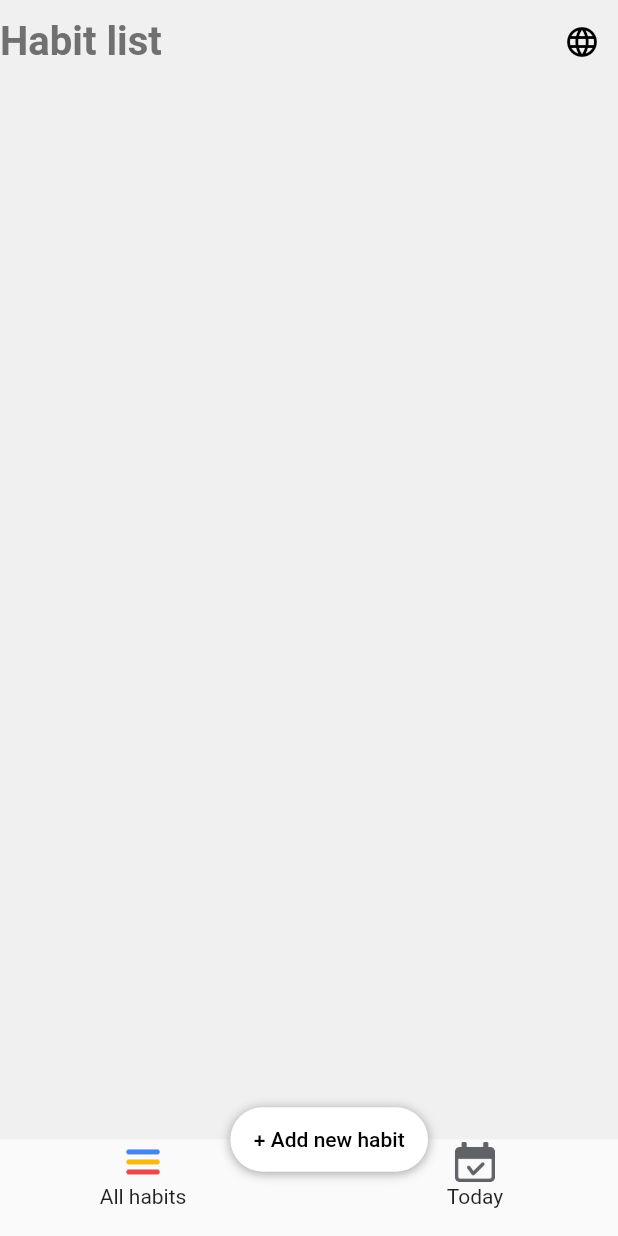
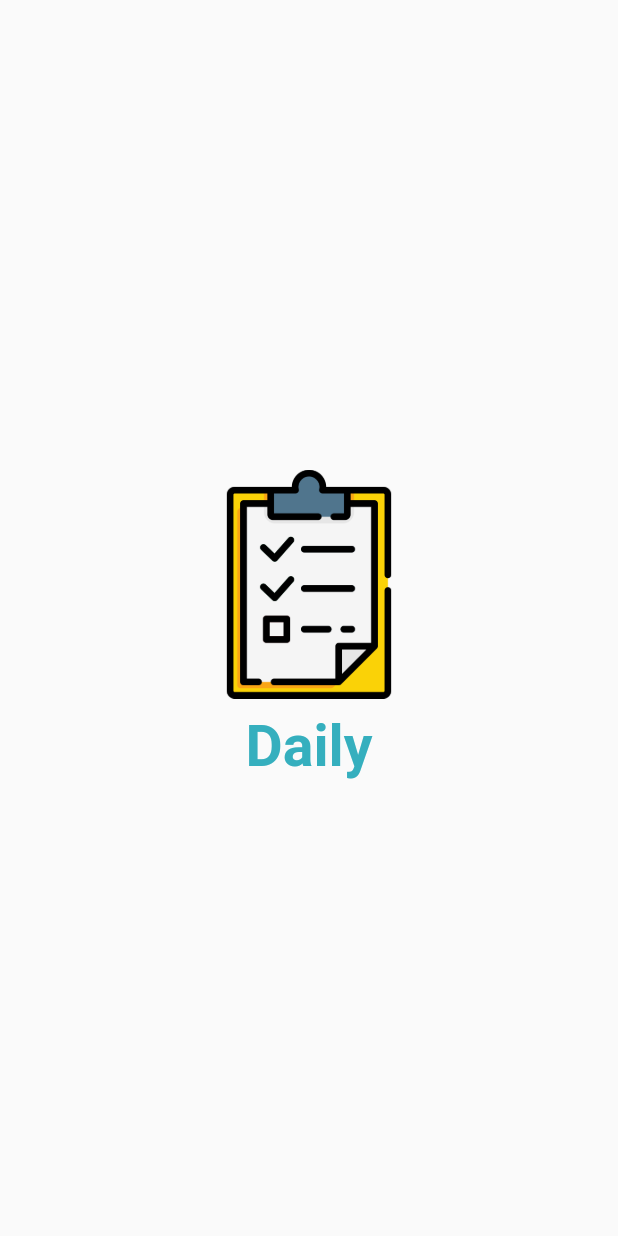
Before and after one commit to yusufmsabeh/Habit_Tracker_Clone, a Flutter app: the first screen one second after launch, on a phone screen of 412 x 824 dp. Run offline on Flutter 3.47's test engine with Material 2 defaults, Android fonts, the phone set to English and light mode, and no system bars; our stand-ins replace easy_localization, flutter_screenutil, fluttertoast, google_fonts, lottie and 3 more; missing offline and left inert: dart:ffi; accounts and stored records are empty.

Commit message:
change the defult icon

```diff
--- a/lib/Providers/DBProvider.dart
+++ b/lib/Providers/DBProvider.dart
@@ -9,6 +9,7 @@ class DBProvider extends ChangeNotifier {
   List<Habit> todayHabits = [];
   DateTime dateTime = DateTime.now();
   double TableHeight = 0;
+  int currentIndex = 0;
 
   DBProvider() {
     selectAllHabits();
@@ -17,6 +18,11 @@ class DBProvider extends ChangeNotifier {
     this.todayHabits = todayHabits;
     this.allHabits = allHabits;
 
+    notifyListeners();
+  }
+
+  changeCurrentIndex(int value) {
+    currentIndex = value;
     notifyListeners();
   }
 
--- a/lib/Screens/CongratsScreen.dart
+++ b/lib/Screens/CongratsScreen.dart
@@ -18,7 +18,7 @@ class CongratsScreen extends StatelessWidget {
       child: Container(
           padding: EdgeInsets.all(50.w),
           width: double.infinity,
-          height: 1250.h,
+          height: 1300.h,
           child: Column(
             children: [
               Text(
--- /dev/null
+++ b/lib/Screens/SplashScreen.dart
@@ -0,0 +1,51 @@
+import 'dart:async';
+
+import 'package:flutter/material.dart';
+import 'package:flutter/src/foundation/key.dart';
+import 'package:flutter/src/widgets/framework.dart';
+import 'package:flutter_screenutil/flutter_screenutil.dart';
+import 'package:google_fonts/google_fonts.dart';
+import 'package:habit_tracker/HomePage.dart';
+
+class SplashScreen extends StatefulWidget {
+  const SplashScreen({Key? key}) : super(key: key);
+
+  @override
+  State<SplashScreen> createState() => _SplashScreenState();
+}
+
+class _SplashScreenState extends State<SplashScreen> {
+  void initState() {
+    super.initState();
+    Timer(
+        Duration(seconds: 3),
+        () => Navigator.pushReplacement(
+            context, MaterialPageRoute(builder: (context) => HomePage())));
+  }
+
+  @override
+  Widget build(BuildContext context) {
+    return Scaffold(
+      body: Center(
+          child: Column(
+        mainAxisAlignment: MainAxisAlignment.center,
+        children: [
+          Container(
+              width: 400.w,
+              height: 400.h,
+              decoration: BoxDecoration(
+                  image:
+                      DecorationImage(image: AssetImage('assets/logo.png')))),
+          Text(
+            'Daily',
+            style: GoogleFonts.kaiseiOpti(
+                textStyle: TextStyle(
+                    fontWeight: FontWeight.bold,
+                    fontSize: 100.sp,
+                    color: Color.fromARGB(255, 53, 175, 190))),
+          )
+        ],
+      )),
+    );
+  }
+}
--- a/lib/main.dart
+++ b/lib/main.dart
@@ -4,6 +4,7 @@ import 'package:flutter_screenutil/flutter_screenutil.dart';
 import 'package:habit_tracker/DB/DBConaction.dart';
 import 'package:habit_tracker/HomePage.dart';
 import 'package:habit_tracker/Providers/DBProvider.dart';
+import 'package:habit_tracker/Screens/SplashScreen.dart';
 import 'package:provider/provider.dart';
 
 void main() async {
@@ -38,7 +39,7 @@ class MyApp extends StatelessWidget {
             supportedLocales: context.supportedLocales,
             locale: context.locale,
             debugShowCheckedModeBanner: false,
-            home: const HomePage(),
+            home: const SplashScreen(),
           );
         });
   }
--- a/pubspec.yaml
+++ b/pubspec.yaml
@@ -85,6 +85,7 @@ flutter:
     - assets/animations/empty.json
     - assets/lan/ar.json
     - assets/lan/en.json
+    - assets/logo.png
 
 
 
```
Also changed, not shown: assets/lan/ar.json (+9 -3 lines), assets/lan/en.json (+7 -1 lines), lib/HomePage.dart (+22 -14 lines), lib/Screens/AddHabitScreen.dart (+12 -6 lines), assets/logo.png (added), 5 other files.
